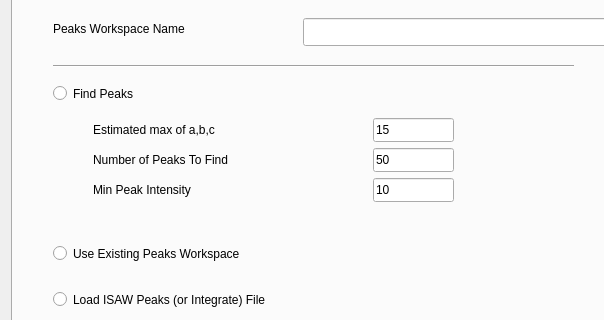
Above: Code/Mantid/MantidQt/CustomInterfaces/inc/MantidQtCustomInterfaces/MantidEV.ui from mantidproject/mantid before the change; both pictures show x 0 to 604 and y 94 to 414 of the 778 by 735 pixel window. Below: the same form after it.
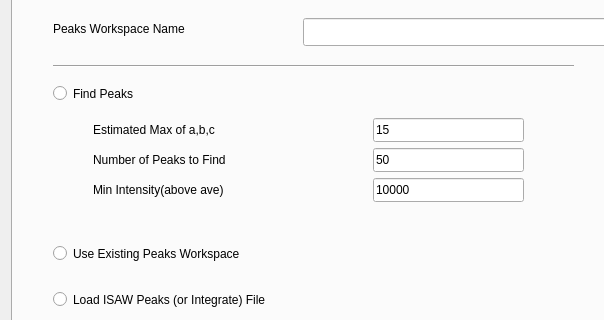
That is the form after the change. The open tabs and pages were chosen to show the change.

Commit message:
RE 6866, Update property names used in MantidEV
The property names of parameters passed to OptimizeCrystalPlacement
are now updated to the new parameter names.
Fixed some Doxygen warnings.
Adjusted some labels on the GUI to be clearer, based on
comments from potential users.

refs #6866

The edit to the form file:
```diff
--- a/Code/Mantid/MantidQt/CustomInterfaces/inc/MantidQtCustomInterfaces/MantidEV.ui
+++ b/Code/Mantid/MantidQt/CustomInterfaces/inc/MantidQtCustomInterfaces/MantidEV.ui
@@ -250,7 +250,7 @@
         </rect>
        </property>
        <property name="text">
-        <string>Estimated max of a,b,c</string>
+        <string>Estimated Max of a,b,c</string>
        </property>
       </widget>
       <widget class="QLineEdit" name="MaxABC_ledt">
@@ -258,7 +258,7 @@
         <rect>
          <x>360</x>
          <y>150</y>
-         <width>81</width>
+         <width>151</width>
          <height>24</height>
         </rect>
        </property>
@@ -276,7 +276,7 @@
         </rect>
        </property>
        <property name="text">
-        <string>Number of Peaks To Find</string>
+        <string>Number of Peaks to Find</string>
        </property>
       </widget>
       <widget class="QLineEdit" name="NumToFind_ledt">
@@ -284,7 +284,7 @@
         <rect>
          <x>360</x>
          <y>180</y>
-         <width>81</width>
+         <width>151</width>
          <height>24</height>
         </rect>
        </property>
@@ -302,7 +302,7 @@
         </rect>
        </property>
        <property name="text">
-        <string>Min Peak Intensity</string>
+        <string>Min Intensity(above ave)</string>
        </property>
       </widget>
       <widget class="QLineEdit" name="MinIntensity_ledt">
@@ -310,12 +310,12 @@
         <rect>
          <x>360</x>
          <y>210</y>
-         <width>81</width>
+         <width>151</width>
          <height>24</height>
         </rect>
        </property>
        <property name="text">
-        <string>10</string>
+        <string>10000</string>
        </property>
       </widget>
       <widget class="Line" name="line_2">
```
Left out of the diff: 8 changed lines with no effect on the pictures. The commit also changes 1 other file.
